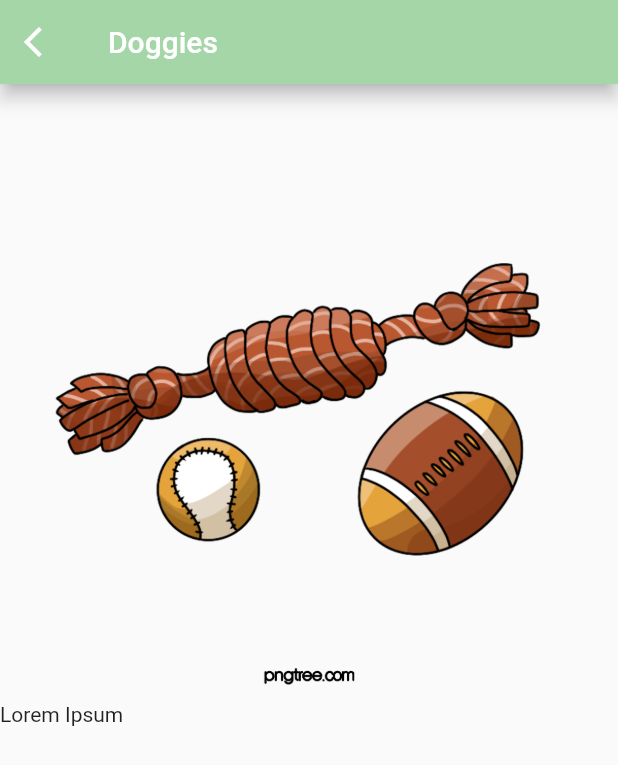
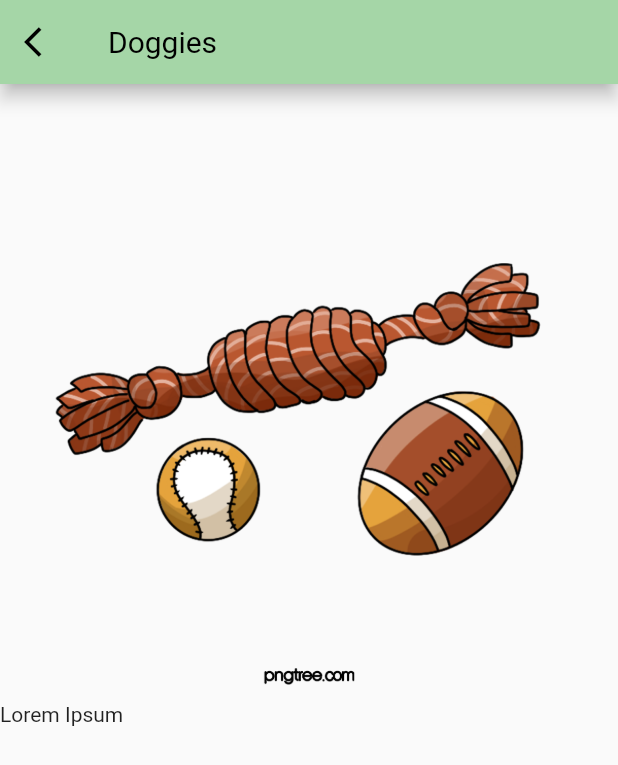
Before and after one commit to Sirfouq/petshopp_app, a Flutter app: the HomePage screen opened by its route, after a tap on "Doggies", on a phone screen of 412 x 824 dp. Shown: the top 765 px of the screen. Run offline on Flutter 3.47's test engine with Material 2 defaults, Android fonts, the phone set to English and light mode, and no system bars; our stand-ins replace go_router, google_fonts, google_nav_bar, hive, hive_flutter, lottie and 1 more; accounts and stored records are empty.

Commit message:
Project structure and  folder management improved . First try at responsive theme .

```diff
--- a/petshop_app/lib/config/app_router.dart
+++ b/petshop_app/lib/config/app_router.dart
@@ -7,7 +7,7 @@ import 'package:petshop_app/util/item_details.dart';
 
 final GoRouter router = GoRouter(routes: [
   GoRoute(path: '/', builder: ((context, state) => MyHomePage(title: 'Home'))),
-  GoRoute(path: '/dashboard', builder: (context, state) => HomePage(), routes: [
+  GoRoute(path: '/home', builder: (context, state) => HomePage(), routes: [
     GoRoute(
       path: 'item_details/:name/:image', // Separate parameters with slashes
       builder: (context, state) {
--- a/petshop_app/lib/home.dart
+++ b/petshop_app/lib/home.dart
@@ -2,12 +2,11 @@ import 'package:flutter/material.dart';
 import 'package:google_nav_bar/google_nav_bar.dart';
 import 'package:petshop_app/settings.dart';
 import 'package:petshop_app/util/ModernTabs.dart';
-import 'package:petshop_app/util/desktop_layout.dart';
-
 import 'package:petshop_app/util/input_field.dart';
-import 'package:petshop_app/util/mobile_layout.dart';
 import 'package:petshop_app/util/recommendation_card.dart';
-import 'package:petshop_app/util/responsive_layout.dart';
+import 'layouts/desktop_layout.dart';
+import 'layouts/mobile_layout.dart';
+import 'layouts/responsive_layout.dart';
 
 class HomePage extends StatefulWidget {
   const HomePage({Key? key}) : super(key: key);
@@ -28,9 +27,8 @@ class _HomePageState extends State<HomePage> {
     ['lib/assets/dog_food.png', 'Royal Canin']
   ];
   final List exploreItems = [
-    ['lib/assets/vet.png', 'Find a veteranian near you !',Colors.blue[200]],
-    ['lib/assets/offers.png', 'Discover our special offers !',Colors.red[200]],
-
+    ['lib/assets/vet.png', 'Find a veteranian near you !', Colors.blue[200]],
+    ['lib/assets/offers.png', 'Discover our special offers !', Colors.red[200]],
   ];
 
   void handleNotification() {
@@ -80,9 +78,11 @@ class _HomePageState extends State<HomePage> {
   @override
   Widget build(BuildContext context) {
     return Scaffold(
-      bottomNavigationBar: ModernTabs(onTabTap: tabTap,),
+      bottomNavigationBar: ModernTabs(
+        onTabTap: tabTap,
+      ),
       resizeToAvoidBottomInset: false,
-      backgroundColor: Color.fromARGB(255, 239, 238, 224),
+      backgroundColor: Theme.of(context).colorScheme.background,
       body: SafeArea(
         child: tabs[_selectedTab],
       ),
--- a/petshop_app/lib/util/mobile_layout.dart
+++ b/petshop_app/lib/layouts/mobile_layout.dart
@@ -5,11 +5,12 @@ import 'package:go_router/go_router.dart';
 import 'package:google_fonts/google_fonts.dart';
 import 'package:petshop_app/util/Suggestions_card.dart';
 import 'package:petshop_app/util/recommendation_card.dart';
+import 'package:petshop_app/util/item_details.dart';
 import 'package:smooth_page_indicator/smooth_page_indicator.dart';
 import 'package:path/path.dart';
 
 
-import 'input_field.dart';
+import 'package:petshop_app/util/input_field.dart';
 
 class MobileLayout extends StatefulWidget {
   final bool hasNewNotification;
@@ -168,7 +169,7 @@ class _MobileLayoutState extends State<MobileLayout> {
                         return GestureDetector(
                           onTap: () {
                             return context.go(
-                                '/dashboard/item_details/${widget.items[index][1]}/${basename(widget.items[index][0])}');
+                                '/home/item_details/${widget.items[index][1]}/${basename(widget.items[index][0])}');
                           },
                           child: Recommend_Card(
                               width: 200,
--- /dev/null
+++ b/petshop_app/lib/themes/dark_theme.dart
@@ -0,0 +1,11 @@
+import 'package:flutter/material.dart';
+
+ThemeData darkTheme = ThemeData(
+  brightness: Brightness.dark,
+  colorScheme: ColorScheme.dark(
+    background: Colors.black,
+    primary: Colors.grey.shade900,
+    secondary: Colors.grey.shade800
+
+  )
+);
--- /dev/null
+++ b/petshop_app/lib/themes/light_theme.dart
@@ -0,0 +1,19 @@
+// ignore_for_file: prefer_const_constructors
+
+import 'package:flutter/material.dart';
+
+ThemeData lightTheme = ThemeData(
+  brightness: Brightness.light,
+  appBarTheme: AppBarTheme(
+    backgroundColor: Colors.transparent,
+    elevation: 0,
+    iconTheme: IconThemeData(color: Colors.black),
+    titleTextStyle: TextStyle(color: Colors.black,fontSize: 20)
+  ),
+  colorScheme: ColorScheme.light(
+    background: Colors.grey.shade300,
+    primary: Colors.grey.shade200,
+    secondary: Colors.grey.shade100,
+
+  )
+);
--- a/petshop_app/lib/util/ModernTabs.dart
+++ b/petshop_app/lib/util/ModernTabs.dart
@@ -19,18 +19,18 @@ class _ModernTabState extends State<ModernTabs> {
   @override
   Widget build(BuildContext context) {
     return Padding(
-      padding: EdgeInsets.symmetric(vertical: 20, horizontal: 10),
+      padding: EdgeInsets.symmetric(vertical: 15, horizontal: 10),
       child: GNav(
         selectedIndex: 0,
         onTabChange: (index) => onTapReturn(index),
         backgroundColor: Color.fromARGB(255, 239, 238, 224),
         color: Color.fromARGB(255, 123, 167, 125),
-        tabBorderRadius: 35.0,
+        tabBorderRadius: 25.0,
         tabBackgroundColor: Color.fromARGB(255, 200, 230, 201),
         tabs: [
           GButton(
             icon: Icons.home,
-            iconSize: 25.0,
+            iconSize: 20.0,
             textColor: Colors.white,
             gap: 10,
             borderRadius: BorderRadius.circular(25.0),
--- a/petshop_app/lib/util/item_details.dart
+++ b/petshop_app/lib/util/item_details.dart
@@ -21,7 +21,7 @@ class _ItemDetailsState extends State<ItemDetails> {
         backgroundColor: Colors.green[200],
         leading: IconButton(
           icon: Icon(Icons.arrow_back_ios),
-          onPressed: () => context.go('/dashboard'),
+          onPressed: () => context.go('/home'),
         ),
         title: Text(widget.name),
       ),
--- a/petshop_app/lib/util/suggestions_card.dart
+++ b/petshop_app/lib/util/suggestions_card.dart
@@ -75,18 +75,21 @@ class MoreButton extends StatelessWidget {
       child: Container(
         decoration: BoxDecoration(
             borderRadius: BorderRadius.circular(50), color: color),
-        padding: EdgeInsets.all(15.0),
-        child: Row(children: [
+        padding: EdgeInsets.symmetric(horizontal: 8.0, vertical: 15.0), // Adjusted padding
+        child: Row(
+          mainAxisSize: MainAxisSize.min, // Makes Row occupy only required space
+          children: [
             Text(
               'Learn More',
               style: TextStyle(fontSize: 16, color: Colors.white),
             ),
-          SizedBox(width: 10),
+            SizedBox(width: 5),  // Reduced width
             Icon(
               Icons.arrow_forward,
               color: Colors.white,
             )
-        ]),
+          ],
+        ),
       ),
     );
   }
```
Also changed, not shown: petshop_app/lib/main.dart (+8 -8 lines), petshop_app/lib/layouts/desktop_layout.dart (renamed from petshop_app/lib/util/desktop_layout.dart), petshop_app/lib/layouts/responsive_layout.dart (renamed from petshop_app/lib/util/responsive_layout.dart), 2 other files. Lines whose indentation alone changed are shown as unchanged.
